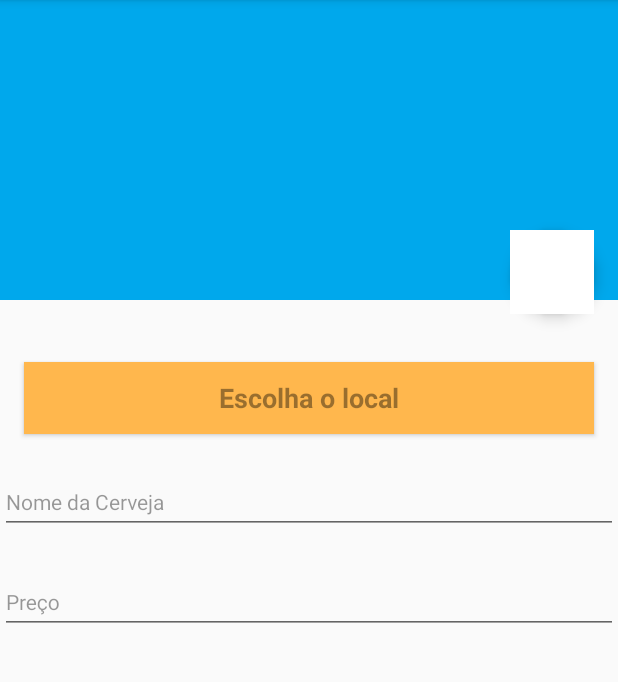
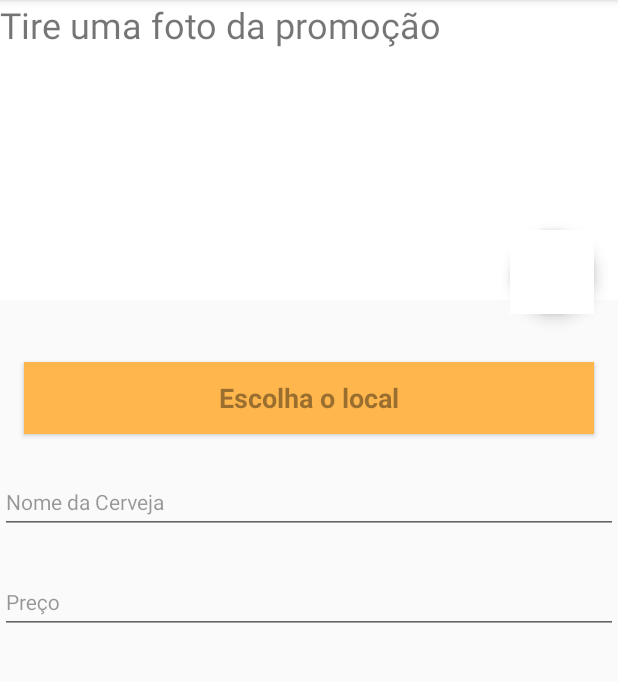
Before and after one commit to mcgyver/cervejabarata, an Android app: the NewPromotionActivity screen opened directly, with no data from a screen before it, on a phone screen of 412 x 824 dp, the part 84-766 px from its top. Run offline under Robolectric (Android 15) with nearby library versions, the phone set to English and light mode, and no system bars; our stand-ins replace Firebase (no records; nobody signed in at launch, a user with empty details on screens opened directly); libraries missing offline, so code that uses them is left out: io.realm; 2 statements that could not run were skipped.

Commit message:
Text take a picture

```diff
--- a/app/src/main/java/br/com/devnull/cervejabarata/NewPromotionActivity.kt
+++ b/app/src/main/java/br/com/devnull/cervejabarata/NewPromotionActivity.kt
@@ -88,11 +88,12 @@ class NewPromotionActivity : android.support.v7.app.AppCompatActivity() {
         if (requestCode == CAMERA_REQUEST && resultCode == Activity.RESULT_OK) {
             val image = intent?.extras?.get("data") as Bitmap?
             photo_new_promotion?.setImageBitmap(image)
+            tvi_take_a_pic.visibility = View.INVISIBLE
 
         }
         else if (requestCode == PLACE_PICKER_REQUEST && resultCode == Activity.RESULT_OK) {
-                place =  PlacePicker.getPlace(this, intent)
-                choose_place_button.text =  place?.name
+            place =  PlacePicker.getPlace(this, intent)
+            choose_place_button.text =  place?.name
         }
     }
 
--- a/app/src/main/res/layout/activity_new_promotion.xml
+++ b/app/src/main/res/layout/activity_new_promotion.xml
@@ -10,8 +10,7 @@
         android:layout_height="match_parent"
         android:orientation="vertical"
         android:focusable="true"
-        android:focusableInTouchMode="true">>
-
+        android:focusableInTouchMode="true">
         <RelativeLayout
             android:layout_width="match_parent"
             android:layout_height="225dp">
@@ -20,7 +19,7 @@
                 android:id="@+id/photo_new_promotion"
                 android:layout_width="match_parent"
                 android:layout_height="200dp"
-                android:background="#00A8EC"/>
+                android:background="#FFFFFF"/>
 
             <android.support.design.widget.FloatingActionButton
                 android:layout_width="56dp"
@@ -37,6 +36,13 @@
                 android:src="@drawable/ic_camera"
                 android:clickable="true"
                 />
+            <android.support.v7.widget.AppCompatTextView
+                android:id="@+id/tvi_take_a_pic"
+                android:layout_width="wrap_content"
+                android:layout_height="wrap_content"
+                android:layout_gravity="center"
+                android:text="@string/take_a_pic"
+                android:textSize="24sp" />
 
         </RelativeLayout>
         <Button
```
